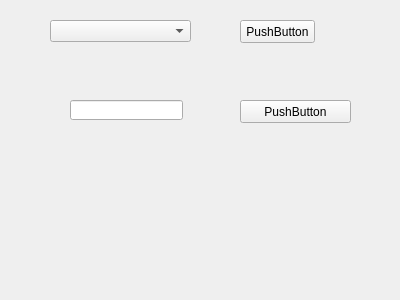
First picture: the form in serial.ui, repository MrHause/CommunicationTester, before the edit.
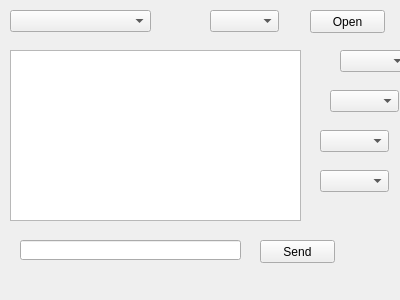
Second picture: the form after the edit.

Commit message: (serial) dodanie listy dostępnych portów

Diff of the .ui file:
```diff
--- a/serial.ui
+++ b/serial.ui
@@ -13,50 +13,110 @@
   <property name="windowTitle">
    <string>Form</string>
   </property>
-  <widget class="QPushButton" name="pushButton">
+  <widget class="QPushButton" name="ButtonSet">
    <property name="geometry">
     <rect>
-     <x>240</x>
-     <y>20</y>
+     <x>310</x>
+     <y>10</y>
      <width>75</width>
      <height>23</height>
     </rect>
    </property>
    <property name="text">
-    <string>PushButton</string>
+    <string>Open</string>
    </property>
   </widget>
   <widget class="QComboBox" name="comboBox">
    <property name="geometry">
     <rect>
-     <x>50</x>
-     <y>20</y>
+     <x>10</x>
+     <y>10</y>
      <width>141</width>
      <height>22</height>
     </rect>
    </property>
   </widget>
+  <widget class="QTextEdit" name="textEdit">
+   <property name="geometry">
+    <rect>
+     <x>10</x>
+     <y>50</y>
+     <width>291</width>
+     <height>171</height>
+    </rect>
+   </property>
+  </widget>
+  <widget class="QComboBox" name="comboBox_2">
+   <property name="geometry">
+    <rect>
+     <x>210</x>
+     <y>10</y>
+     <width>69</width>
+     <height>22</height>
+    </rect>
+   </property>
+  </widget>
+  <widget class="QComboBox" name="comboBox_3">
+   <property name="geometry">
+    <rect>
+     <x>340</x>
+     <y>50</y>
+     <width>69</width>
+     <height>22</height>
+    </rect>
+   </property>
+  </widget>
+  <widget class="QComboBox" name="comboBox_4">
+   <property name="geometry">
+    <rect>
+     <x>330</x>
+     <y>90</y>
+     <width>69</width>
+     <height>22</height>
+    </rect>
+   </property>
+  </widget>
+  <widget class="QComboBox" name="comboBox_5">
+   <property name="geometry">
+    <rect>
+     <x>320</x>
+     <y>130</y>
+     <width>69</width>
+     <height>22</height>
+    </rect>
+   </property>
+  </widget>
+  <widget class="QComboBox" name="comboBox_6">
+   <property name="geometry">
+    <rect>
+     <x>320</x>
+     <y>170</y>
+     <width>69</width>
+     <height>22</height>
+    </rect>
+   </property>
+  </widget>
   <widget class="QLineEdit" name="lineEdit">
    <property name="geometry">
     <rect>
-     <x>70</x>
-     <y>100</y>
-     <width>113</width>
+     <x>20</x>
+     <y>240</y>
+     <width>221</width>
      <height>20</height>
     </rect>
    </property>
   </widget>
-  <widget class="QPushButton" name="pushButton_2">
+  <widget class="QPushButton" name="pushButton">
    <property name="geometry">
     <rect>
-     <x>240</x>
-     <y>100</y>
-     <width>111</width>
+     <x>260</x>
+     <y>240</y>
+     <width>75</width>
      <height>23</height>
     </rect>
    </property>
    <property name="text">
-    <string>PushButton</string>
+    <string>Send</string>
    </property>
   </widget>
  </widget>
```
Left out of the diff: 2 changed lines with no effect on the pictures. The commit also changes 6 other files.
